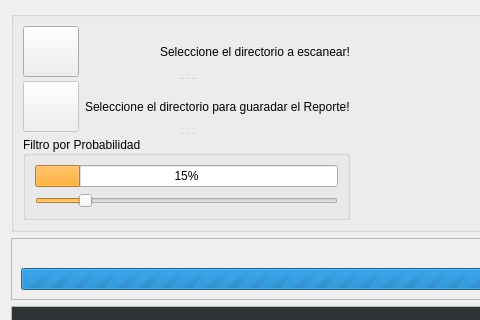
Old version of the form ui_nsfw_scann.ui in the repository sclMAX/NsfwReportExplorer; both pictures show x 0 to 480 and y 0 to 320 of the 1115 by 571 pixel window.
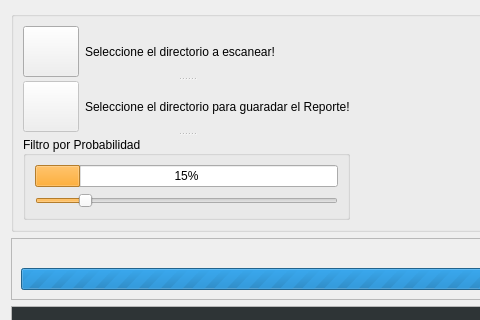
New version of the form. Icons and pictures are not drawn.

```diff
--- a/ui_nsfw_scann.ui
+++ b/ui_nsfw_scann.ui
@@ -104,6 +104,12 @@
           </item>
           <item>
            <widget class="QLabel" name="lblScannFolder">
+            <property name="sizePolicy">
+             <sizepolicy hsizetype="Expanding" vsizetype="Preferred">
+              <horstretch>0</horstretch>
+              <verstretch>0</verstretch>
+             </sizepolicy>
+            </property>
             <property name="maximumSize">
              <size>
               <width>16777215</width>
```
Left out of the diff: 2 changed lines with no effect on the pictures.
